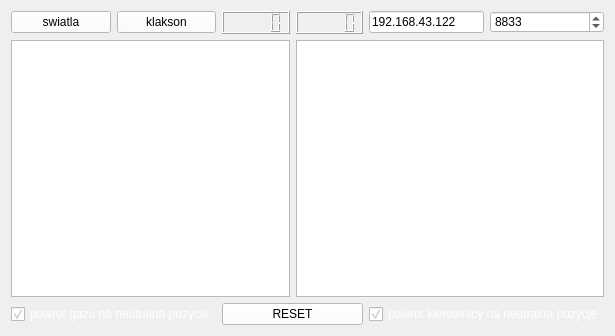
The window that pilot/pilotwindow.ui (cyniu88/QT_kurs) describes before a commit, drawn with Qt 5.
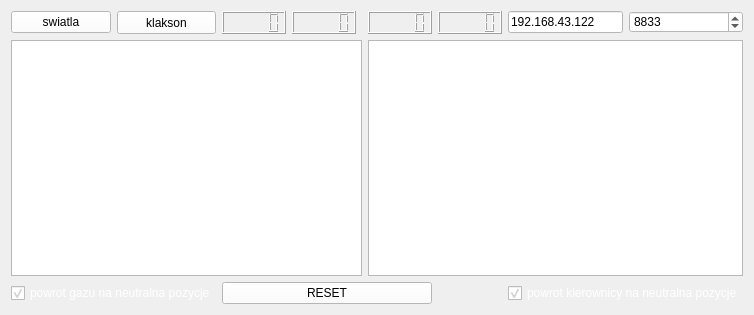
The same window after the commit. Icons and pictures are not drawn.

Patch:
```diff
--- a/pilot/pilotwindow.ui
+++ b/pilot/pilotwindow.ui
@@ -6,8 +6,8 @@
    <rect>
     <x>0</x>
     <y>0</y>
-    <width>615</width>
-    <height>336</height>
+    <width>711</width>
+    <height>315</height>
    </rect>
   </property>
   <property name="cursor">
@@ -37,29 +37,13 @@
   </property>
   <widget class="QWidget" name="centralWidget">
    <layout class="QGridLayout" name="gridLayout">
-    <item row="0" column="4">
-     <widget class="QLineEdit" name="adresIP">
-      <property name="sizePolicy">
-       <sizepolicy hsizetype="Ignored" vsizetype="Fixed">
-        <horstretch>0</horstretch>
-        <verstretch>0</verstretch>
-       </sizepolicy>
-      </property>
-      <property name="styleSheet">
-       <string notr="true">background-color: rgb(255, 255, 255);</string>
-      </property>
-      <property name="text">
-       <string>192.168.43.122</string>
-      </property>
-     </widget>
-    </item>
-    <item row="2" column="0" colspan="2">
-     <widget class="QCheckBox" name="checkBoxPower">
+    <item row="2" column="7" colspan="2">
+     <widget class="QCheckBox" name="checkBoxWheel">
       <property name="styleSheet">
        <string notr="true">color: rgb(255, 255, 255);</string>
       </property>
       <property name="text">
-       <string>powrot gazu na neutralna pozycje</string>
+       <string>powrot kierownicy na neutralna pozycje</string>
       </property>
       <property name="checked">
        <bool>true</bool>
@@ -69,6 +53,19 @@
       </property>
      </widget>
     </item>
+    <item row="0" column="2">
+     <widget class="QLCDNumber" name="gazLCD_x">
+      <property name="sizePolicy">
+       <sizepolicy hsizetype="Minimum" vsizetype="Minimum">
+        <horstretch>0</horstretch>
+        <verstretch>0</verstretch>
+       </sizepolicy>
+      </property>
+      <property name="styleSheet">
+       <string notr="true">color: rgb(0, 255, 0);</string>
+      </property>
+     </widget>
+    </item>
     <item row="0" column="0">
      <widget class="QPushButton" name="swiatla">
       <property name="styleSheet">
@@ -79,26 +76,13 @@
       </property>
      </widget>
     </item>
-    <item row="0" column="2">
-     <widget class="QLCDNumber" name="gazLCD">
-      <property name="sizePolicy">
-       <sizepolicy hsizetype="Expanding" vsizetype="Minimum">
-        <horstretch>0</horstretch>
-        <verstretch>0</verstretch>
-       </sizepolicy>
-      </property>
-      <property name="styleSheet">
-       <string notr="true">color: rgb(0, 255, 0);</string>
-      </property>
-     </widget>
-    </item>
-    <item row="2" column="4" colspan="2">
-     <widget class="QCheckBox" name="checkBoxWheel">
+    <item row="2" column="0" colspan="2">
+     <widget class="QCheckBox" name="checkBoxPower">
       <property name="styleSheet">
        <string notr="true">color: rgb(255, 255, 255);</string>
       </property>
       <property name="text">
-       <string>powrot kierownicy na neutralna pozycje</string>
+       <string>powrot gazu na neutralna pozycje</string>
       </property>
       <property name="checked">
        <bool>true</bool>
@@ -108,7 +92,23 @@
       </property>
      </widget>
     </item>
-    <item row="0" column="5">
+    <item row="0" column="7">
+     <widget class="QLineEdit" name="adresIP">
+      <property name="sizePolicy">
+       <sizepolicy hsizetype="Ignored" vsizetype="Fixed">
+        <horstretch>0</horstretch>
+        <verstretch>0</verstretch>
+       </sizepolicy>
+      </property>
+      <property name="styleSheet">
+       <string notr="true">background-color: rgb(255, 255, 255);</string>
+      </property>
+      <property name="text">
+       <string>192.168.43.122</string>
+      </property>
+     </widget>
+    </item>
+    <item row="0" column="8">
      <widget class="QSpinBox" name="port">
       <property name="styleSheet">
        <string notr="true">background-color: rgb(255, 255, 255);</string>
@@ -121,10 +121,10 @@
       </property>
      </widget>
     </item>
-    <item row="0" column="3">
-     <widget class="QLCDNumber" name="skretLCD">
+    <item row="0" column="5">
+     <widget class="QLCDNumber" name="skretLCD_x">
       <property name="sizePolicy">
-       <sizepolicy hsizetype="Expanding" vsizetype="Minimum">
+       <sizepolicy hsizetype="Minimum" vsizetype="Minimum">
         <horstretch>0</horstretch>
         <verstretch>0</verstretch>
        </sizepolicy>
@@ -136,6 +136,12 @@
     </item>
     <item row="0" column="1">
      <widget class="QPushButton" name="klakson">
+      <property name="sizePolicy">
+       <sizepolicy hsizetype="Minimum" vsizetype="Minimum">
+        <horstretch>0</horstretch>
+        <verstretch>0</verstretch>
+       </sizepolicy>
+      </property>
       <property name="styleSheet">
        <string notr="true">background-color: rgb(255, 255, 255);</string>
       </property>
@@ -144,13 +150,20 @@
       </property>
      </widget>
     </item>
-    <item row="1" column="0" colspan="3">
-     <widget class="QGraphicsView" name="graphicsView_gaz"/>
+    <item row="1" column="5" colspan="4">
+     <widget class="QGraphicsView" name="graphicsView_skret">
+      <property name="verticalScrollBarPolicy">
+       <enum>Qt::ScrollBarAlwaysOff</enum>
+      </property>
+      <property name="horizontalScrollBarPolicy">
+       <enum>Qt::ScrollBarAlwaysOff</enum>
+      </property>
+      <property name="sizeAdjustPolicy">
+       <enum>QAbstractScrollArea::AdjustToContents</enum>
+      </property>
+     </widget>
     </item>
-    <item row="1" column="3" colspan="3">
-     <widget class="QGraphicsView" name="graphicsView_skret"/>
-    </item>
-    <item row="2" column="2" colspan="2">
+    <item row="2" column="2" colspan="4">
      <widget class="QPushButton" name="reset">
       <property name="styleSheet">
        <string notr="true">background-color: rgb(255, 255, 255);</string>
@@ -160,6 +173,25 @@
       </property>
      </widget>
     </item>
+    <item row="0" column="3">
+     <widget class="QLCDNumber" name="gazLCD_y"/>
+    </item>
+    <item row="0" column="6">
+     <widget class="QLCDNumber" name="skretLCD_y"/>
+    </item>
+    <item row="1" column="0" colspan="5">
+     <widget class="QGraphicsView" name="graphicsView_gaz">
+      <property name="verticalScrollBarPolicy">
+       <enum>Qt::ScrollBarAlwaysOff</enum>
+      </property>
+      <property name="horizontalScrollBarPolicy">
+       <enum>Qt::ScrollBarAlwaysOff</enum>
+      </property>
+      <property name="sizeAdjustPolicy">
+       <enum>QAbstractScrollArea::AdjustToContents</enum>
+      </property>
+     </widget>
+    </item>
    </layout>
   </widget>
  </widget>
```
